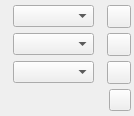
Old version of the form scribus/ui/propertywidget_textcolorbase.ui in the repository nitramr/scribus-indigo.
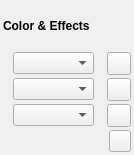
New version of the form. Icons and pictures are not drawn. Custom widgets are drawn as their Qt base class.

The edit to the form file:
```diff
--- a/scribus/ui/propertywidget_textcolorbase.ui
+++ b/scribus/ui/propertywidget_textcolorbase.ui
@@ -7,14 +7,14 @@
     <x>0</x>
     <y>0</y>
     <width>134</width>
-    <height>116</height>
+    <height>155</height>
    </rect>
   </property>
   <property name="windowTitle">
    <string>Frame</string>
   </property>
   <property name="frameShape">
-   <enum>QFrame::Box</enum>
+   <enum>QFrame::NoFrame</enum>
   </property>
   <property name="frameShadow">
    <enum>QFrame::Plain</enum>
@@ -38,6 +38,19 @@
    <property name="bottomMargin">
     <number>3</number>
    </property>
+   <item>
+    <widget class="QLabel" name="lblTitle">
+     <property name="font">
+      <font>
+       <weight>75</weight>
+       <bold>true</bold>
+      </font>
+     </property>
+     <property name="text">
+      <string>Color &amp; Effects</string>
+     </property>
+    </widget>
+   </item>
    <item>
     <layout class="QHBoxLayout" name="fillLayout">
      <property name="spacing">
```
